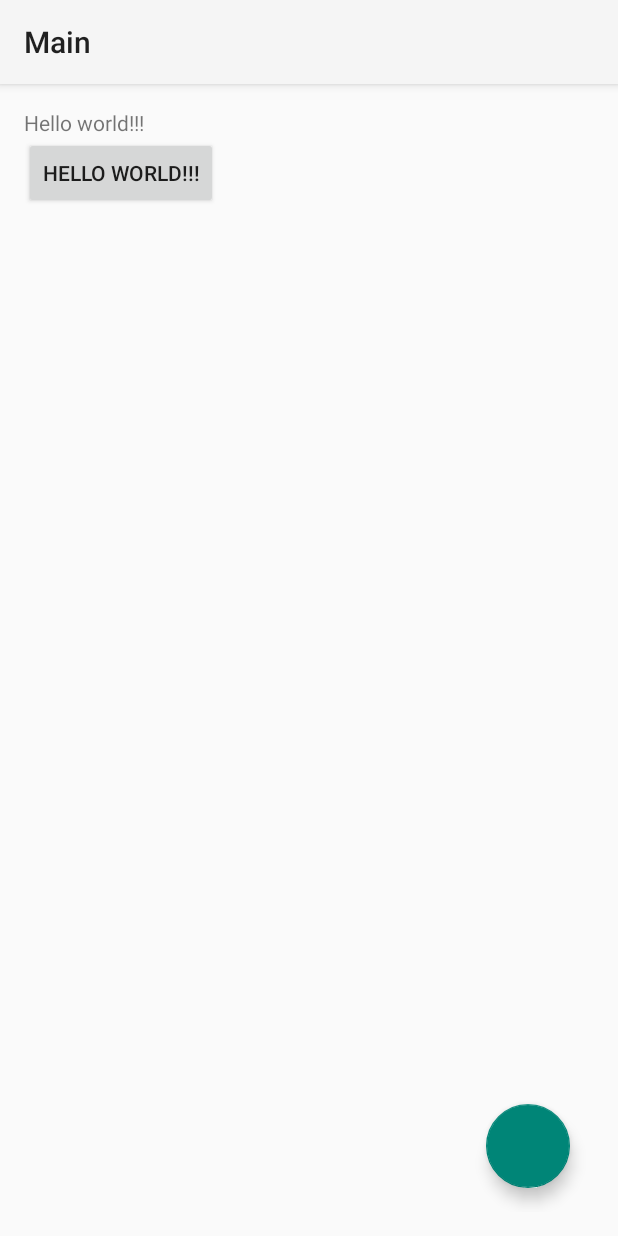
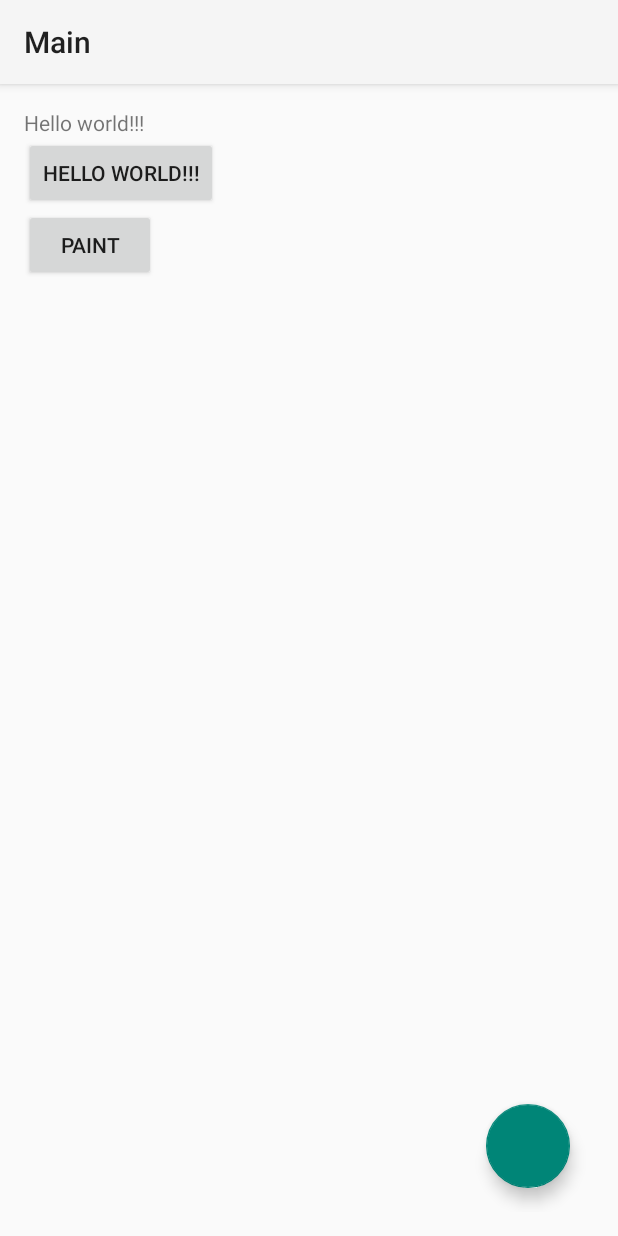
Before and after one commit to sion-wang/myFirstRepository, an Android app: the screen it shows after launch (MainActivity), on a phone screen of 412 x 824 dp. Run offline under Robolectric (Android 15) with nearby library versions, the phone set to English and light mode, and no system bars; our stand-ins replace ButterKnife; libraries missing offline, so code that uses them is left out: rx.android.schedulers, rx.schedulers.

```diff
--- a/app/build.gradle
+++ b/app/build.gradle
@@ -4,7 +4,7 @@ apply plugin: 'me.tatarka.retrolambda'
 
 android {
     compileSdkVersion 23
-    buildToolsVersion "24.0.3"
+    buildToolsVersion '25.0.0'
 
     defaultConfig {
         applicationId "com.sion.myfirstrepository"
@@ -39,10 +39,11 @@ android {
 }
 
 dependencies {
-    compile 'com.android.support:support-v4:23.1.0'
+    compile 'com.android.support:support-v4:23.4.0'
     compile 'com.android.support:appcompat-v7:23.4.0'
     compile 'com.android.support:design:23.1.0'
     compile 'com.jakewharton:butterknife:8.4.0'
+    compile 'com.jakewharton.timber:timber:4.5.1'
     compile 'io.reactivex:rxjava:1.2.4'
     compile 'io.reactivex:rxandroid:1.2.1'
     annotationProcessor 'com.jakewharton:butterknife-compiler:8.4.0'
--- a/app/src/main/res/layout/activity_main.xml
+++ b/app/src/main/res/layout/activity_main.xml
@@ -16,6 +16,13 @@
         android:layout_height="wrap_content"
         android:text="@string/hello_world"/>
 
+    <android.support.v7.widget.AppCompatButton
+        android:id="@+id/paint_button"
+        android:layout_below="@id/hello_button"
+        android:layout_width="wrap_content"
+        android:layout_height="wrap_content"
+        android:text="@string/paint"/>
+
     <android.support.design.widget.FloatingActionButton
         android:id="@+id/floating_button"
         android:layout_width="wrap_content"
--- a/app/src/main/res/values/strings.xml
+++ b/app/src/main/res/values/strings.xml
@@ -3,6 +3,7 @@
 
     <string name="app_name">MyFirstRepository</string>
     <string name="hello_world">Hello world!!!</string>
+    <string name="paint">Paint</string>
     <string name="action_settings">Settings</string>
 
 </resources>
--- a/build.gradle
+++ b/build.gradle
@@ -5,7 +5,7 @@ buildscript {
         mavenCentral()
     }
     dependencies {
-        classpath 'com.android.tools.build:gradle:2.2.3'
+        classpath 'com.android.tools.build:gradle:2.3.3'
         classpath 'com.jakewharton:butterknife-gradle-plugin:8.4.0'
         classpath 'me.tatarka:gradle-retrolambda:3.1.0'
     }
```
Also changed, not shown: app/src/main/java/com/sion/myfirstrepository/BaseFragment.java (added, +11 -0 lines), app/src/main/java/com/sion/myfirstrepository/MainActivity.java (+19 -10 lines), app/src/main/java/com/sion/myfirstrepository/PaintFragment.java (added, +27 -0 lines), app/src/main/res/layout/fragment_paint.xml (added, +11 -0 lines), 1 other file.
